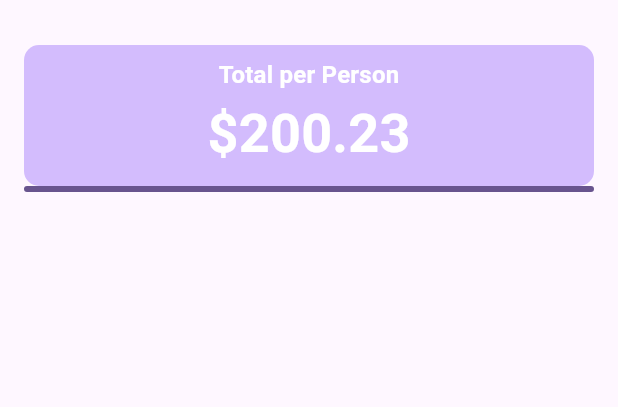
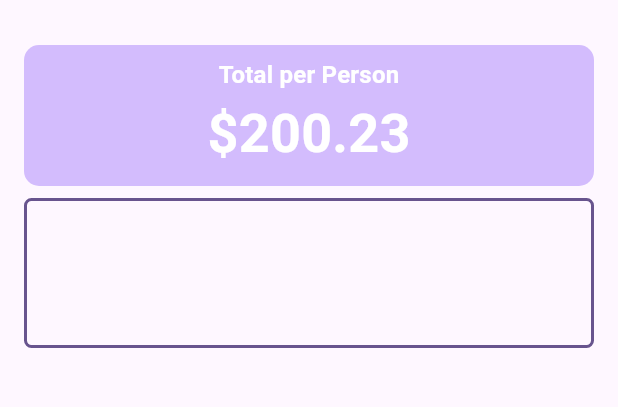
Before and after one commit to SAJalingo/utip, a Flutter app: the screen it shows after launch, on a phone screen of 412 x 824 dp, the part 63-470 px from its top. Run offline on Flutter 3.47's test engine with Material 3 defaults, Android fonts, the phone set to English and light mode, and no system bars.

Commit message:
added styles to the form container

```diff
--- a/lib/main.dart
+++ b/lib/main.dart
@@ -82,6 +82,14 @@ class _UTipState extends State<UTip> {
             ),
             //form
             Container(
+              margin: EdgeInsets.fromLTRB(
+                0,
+                8,
+                0,
+                8,
+              ),
+              width: 100,
+              height: 100,
               decoration: BoxDecoration(
                 borderRadius:
                     BorderRadius.circular(5),
```
